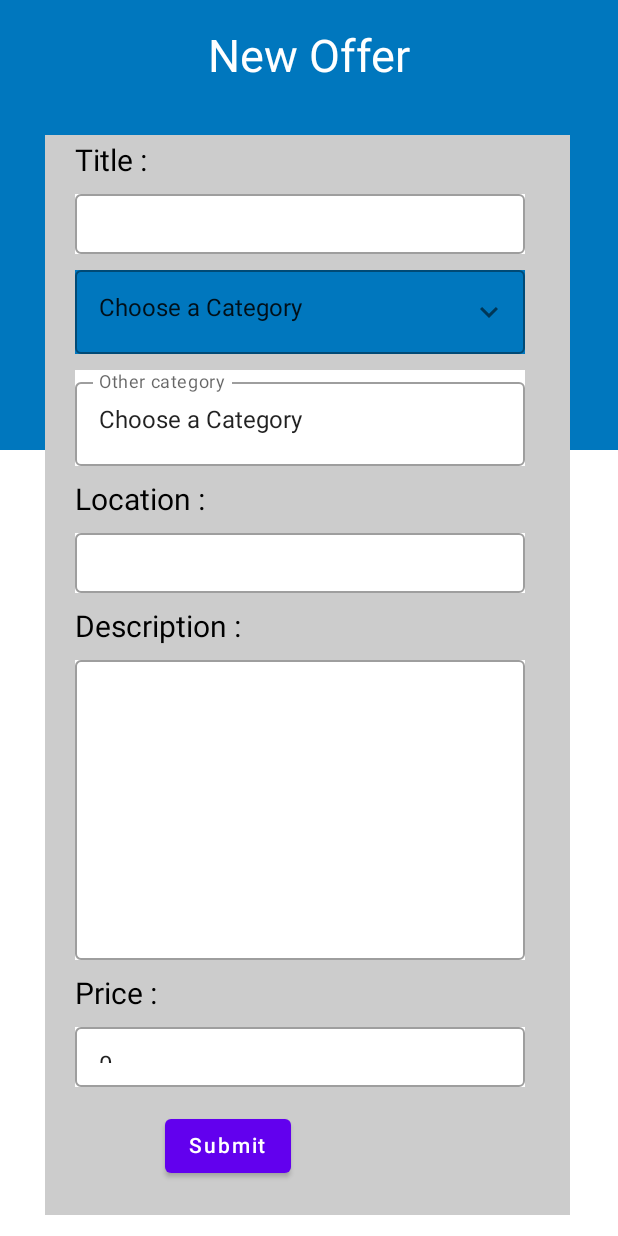
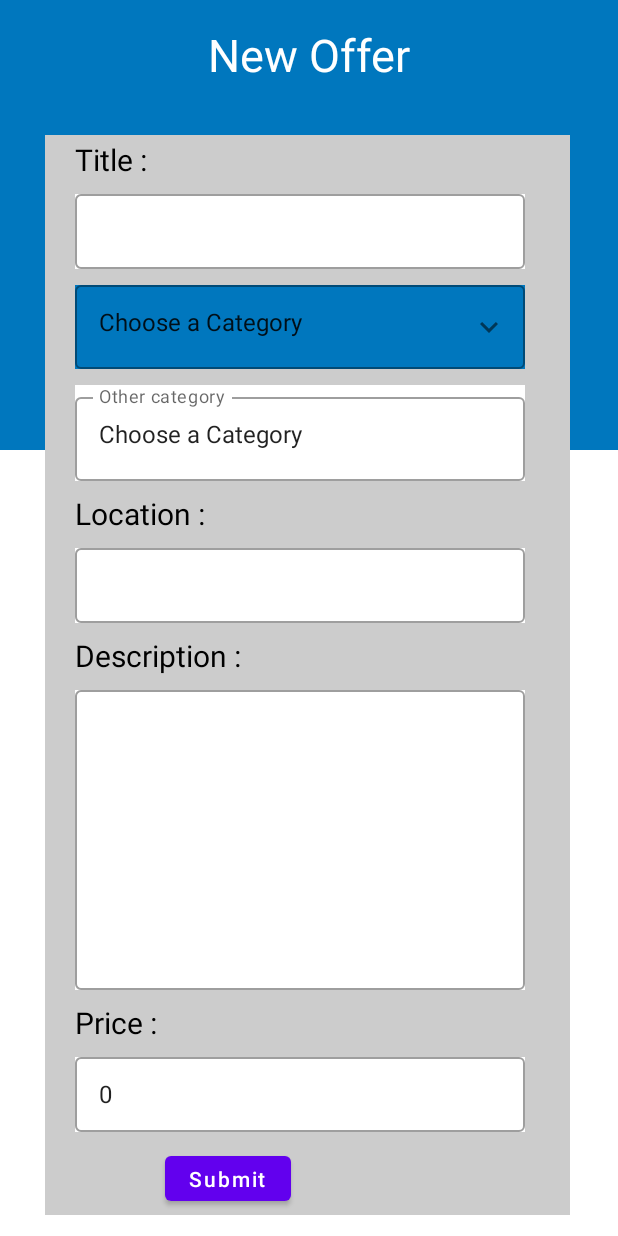
Before and after one commit to Mobile-project-group-9/taskit, an Android app built with Jetpack Compose: the composable NewOffer shown on its own in the app's theme, on a phone screen of 412 x 824 dp. Run offline under Robolectric (Android 15) with nearby library versions, the phone set to English and light mode, and no system bars; our stand-ins replace Firebase (no records; nobody signed in at launch, a user with empty details on screens opened directly).

Commit message:
Update NewOffer.kt
Designing

```diff
--- a/app/src/main/java/com/example/taskit/ui/view/newOffer/NewOffer.kt
+++ b/app/src/main/java/com/example/taskit/ui/view/newOffer/NewOffer.kt
@@ -72,7 +72,7 @@ fun NewOffer(navController: NavController) {
             OutlinedTextField(value =title , onValueChange = {title = it},
                 modifier = Modifier
                     .padding(horizontal = 20.dp, vertical = 5.dp)
-                    .height(40.dp)
+                    .height(50.dp)
                     .width(300.dp)
                     .background(Color.White),)
             CategoryList(onClick = {category = it})
@@ -87,7 +87,7 @@ fun NewOffer(navController: NavController) {
             OutlinedTextField(value =location , onValueChange = {location=it},
                 modifier = Modifier
                     .padding(horizontal = 20.dp, vertical = 5.dp)
-                    .height(40.dp)
+                    .height(50.dp)
                     .width(300.dp)
                     .background(Color.White),)
             Text(text = "Description :", fontSize = 20.sp, color = Color.Black, modifier = Modifier.padding(horizontal = 20.dp, vertical = 5.dp))
@@ -103,7 +103,7 @@ fun NewOffer(navController: NavController) {
                 keyboardOptions = KeyboardOptions(keyboardType = KeyboardType.Number),
                 modifier = Modifier
                     .padding(horizontal = 20.dp, vertical = 5.dp)
-                    .height(40.dp)
+                    .height(50.dp)
                     .width(300.dp)
                     .background(Color.White),)
             Row(
```
